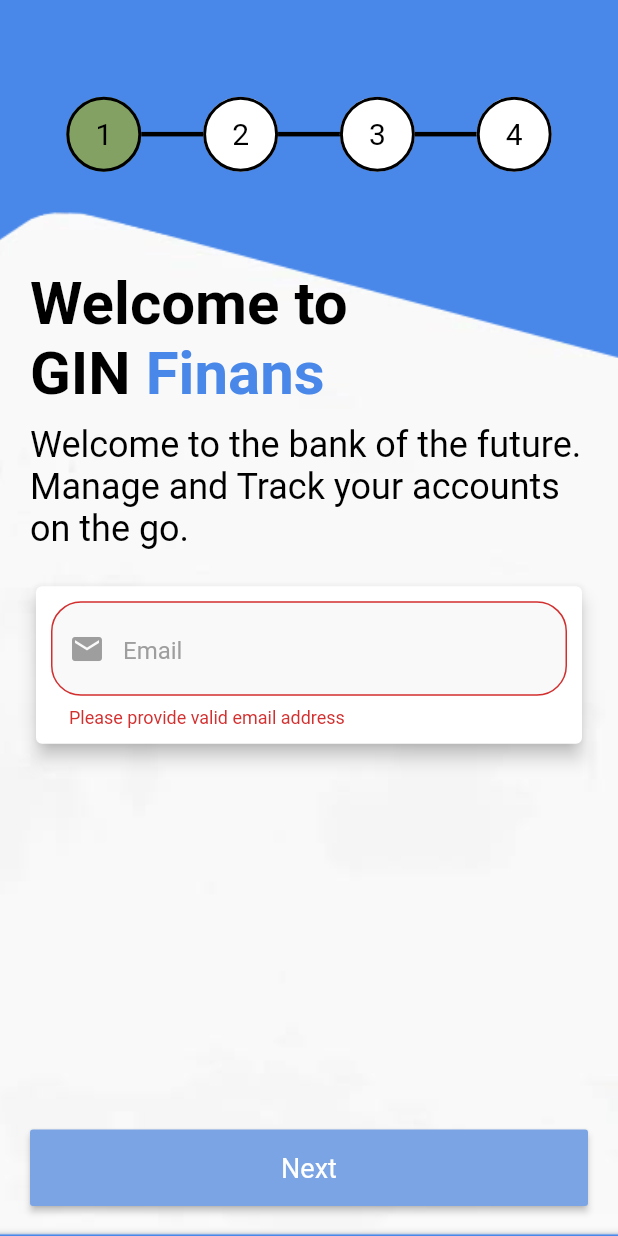
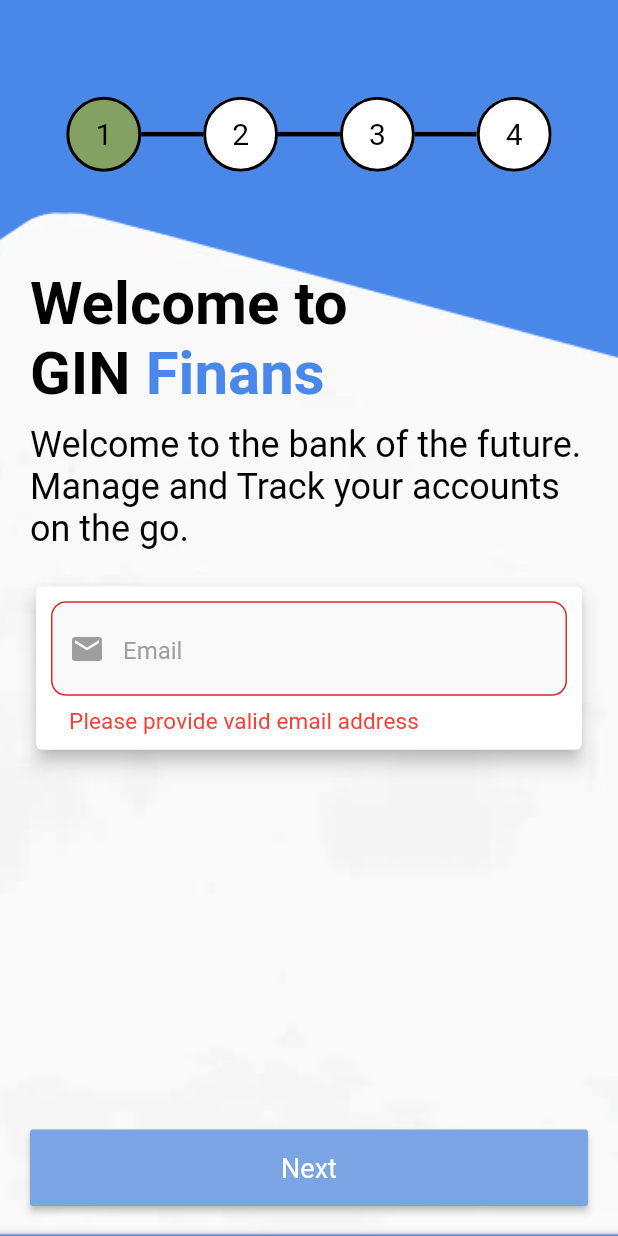
Before and after one commit to kalpeshwadekar97/gin-finance, a Flutter app: the screen it shows after launch, after a tap on "Next", on a phone screen of 412 x 824 dp. Run offline on Flutter 3.47's test engine with Material 2 defaults, Android fonts, the phone set to English and light mode, and no system bars.

Commit message:
Custom form field changed from stateful to stateless widget and error style added for form fields

```diff
--- a/lib/ui/custom_widgets/custom_text_form_field.dart
+++ b/lib/ui/custom_widgets/custom_text_form_field.dart
@@ -1,50 +1,44 @@
 import 'package:flutter/material.dart';
 import 'package:gin_finance/constants/color_palette.dart';
 
-class GinFinanceTextFormField extends StatefulWidget {
+class CustomTextFormField extends StatelessWidget {
   final TextInputType keyboardType;
   final Icon prefixIcon;
   final String hintText;
   final Function validator;
 
-  GinFinanceTextFormField(
+  CustomTextFormField(
       this.hintText, this.prefixIcon, this.keyboardType, this.validator);
-
-  @override
-  _GinFinanceInputTextState createState() => _GinFinanceInputTextState();
-}
-
-class _GinFinanceInputTextState extends State<GinFinanceTextFormField> {
-  var _text;
 
   @override
   Widget build(BuildContext context) {
     return TextFormField(
-      keyboardType: widget.keyboardType,
+      keyboardType: keyboardType,
       style: Theme.of(context).textTheme.title.copyWith(color: Colors.black),
       decoration: InputDecoration(
-          prefixIcon: widget.prefixIcon,
+          errorStyle: Theme.of(context)
+              .textTheme
+              .subtitle
+              .copyWith(color: Colors.red, fontSize: 15),
+          prefixIcon: prefixIcon,
           focusedBorder: const OutlineInputBorder(
             borderRadius: const BorderRadius.all(
-              const Radius.circular(20.0),
+              const Radius.circular(10.0),
             ),
             borderSide: const BorderSide(
                 color: Color(ColorPalette.BACKGROUND_WHITE), width: 0.0),
           ),
           border: OutlineInputBorder(
             borderRadius: const BorderRadius.all(
-              const Radius.circular(20.0),
+              const Radius.circular(10.0),
             ),
           ),
-          hintText: widget.hintText,
+          hintText: hintText,
           hintStyle: Theme.of(context).textTheme.body1,
           fillColor: Color(ColorPalette.BACKGROUND_WHITE),
           filled: true),
       validator: (String value) {
-        return widget.validator(value);
-      },
-      onSaved: (String val) {
-        _text = val;
+        return validator(value);
       },
     );
   }
--- a/lib/ui/screens/registration_screen.dart
+++ b/lib/ui/screens/registration_screen.dart
@@ -102,6 +102,10 @@ class _RegistrationScreenState extends State<RegistrationScreen> {
         obscureText: _obscureText,
         style: Theme.of(context).textTheme.title.copyWith(color: Colors.black),
         decoration: InputDecoration(
+            errorStyle: Theme.of(context)
+                .textTheme
+                .subtitle
+                .copyWith(color: Colors.red),
             fillColor: Colors.white,
             filled: true,
             suffixIcon: IconButton(
@@ -223,7 +227,8 @@ class _RegistrationScreenState extends State<RegistrationScreen> {
                 title,
                 style: Theme.of(context).textTheme.subhead.copyWith(
                     color: Color(ColorPalette.WHITE_WITH_OPACITY),
-                    fontWeight: FontWeight.w500, fontSize: 29.0),
+                    fontWeight: FontWeight.w500,
+                    fontSize: 29.0),
               ),
         Padding(
           padding: EdgeInsets.only(bottom: 10),
--- a/lib/ui/screens/welcome_screen.dart
+++ b/lib/ui/screens/welcome_screen.dart
@@ -17,9 +17,7 @@ class _WelcomeScreenState extends State<WelcomeScreen> {
   @override
   Widget build(BuildContext context) {
     return Container(
-      color: Theme
-          .of(context)
-          .primaryColor,
+      color: Theme.of(context).primaryColor,
       child: Stack(
         children: <Widget>[
           Image(
@@ -37,10 +35,9 @@ class _WelcomeScreenState extends State<WelcomeScreen> {
                 children: <Widget>[
                   Padding(padding: EdgeInsets.only(bottom: 20.0)),
                   Align(
-                      alignment: Alignment.center,
-                      child: StateProgressBar(
-                          Constants.totalStateCount,
-                          Constants.welcomePageState),
+                    alignment: Alignment.center,
+                    child: StateProgressBar(
+                        Constants.totalStateCount, Constants.welcomePageState),
                   ),
                   Padding(padding: EdgeInsets.only(bottom: 40.0)),
                   _getWelcomeText(),
@@ -73,7 +70,7 @@ class _WelcomeScreenState extends State<WelcomeScreen> {
 
   _validateEmail(email) {
     if (!RegExp(
-        r"^[a-zA-Z0-9.a-zA-Z0-9.!#$%&'*+-/=?^_`{|}~]+@[a-zA-Z0-9]+\.[a-zA-Z]+")
+            r"^[a-zA-Z0-9.a-zA-Z0-9.!#$%&'*+-/=?^_`{|}~]+@[a-zA-Z0-9]+\.[a-zA-Z]+")
         .hasMatch(email)) {
       return "Please provide valid email address";
     }
@@ -84,20 +81,16 @@ class _WelcomeScreenState extends State<WelcomeScreen> {
       text: TextSpan(children: <TextSpan>[
         TextSpan(
             text: Strings.WELCOME_TEXT,
-            style: Theme
-                .of(context)
+            style: Theme.of(context)
                 .textTheme
                 .headline
                 .copyWith(color: Colors.black)),
         TextSpan(
           text: Strings.WELCOME_FINANS_TEXT,
-          style: Theme
-              .of(context)
+          style: Theme.of(context)
               .textTheme
               .headline
-              .copyWith(color: Theme
-              .of(context)
-              .primaryColor),
+              .copyWith(color: Theme.of(context).primaryColor),
         ),
       ]),
     );
@@ -106,11 +99,7 @@ class _WelcomeScreenState extends State<WelcomeScreen> {
   _getWelcomeSubTitle() {
     return Text(Strings.WELCOME_SUBTITLE,
         style:
-        Theme
-            .of(context)
-            .textTheme
-            .subhead
-            .copyWith(color: Colors.black));
+            Theme.of(context).textTheme.subhead.copyWith(color: Colors.black));
   }
 
   _getEmailTextFormField() {
@@ -122,11 +111,11 @@ class _WelcomeScreenState extends State<WelcomeScreen> {
         child: Form(
           key: _formKey,
           autovalidate: _autoValidate,
-          child: GinFinanceTextFormField(
+          child: CustomTextFormField(
               Strings.HINT_ENTER_EMAIL,
               Icon(Icons.email, color: Colors.grey),
               TextInputType.emailAddress,
-                  (email) => _validateEmail(email)),
+              (email) => _validateEmail(email)),
         ),
       ),
     );
@@ -136,19 +125,13 @@ class _WelcomeScreenState extends State<WelcomeScreen> {
     return Container(
       padding: EdgeInsets.all(20.0),
       child: SizedBox(
-        width: MediaQuery
-            .of(context)
-            .size
-            .width,
+        width: MediaQuery.of(context).size.width,
         child: RaisedButton(
           color: Color(ColorPalette.BUTTON_COLOR),
           padding: EdgeInsets.all(15),
           child: Text(
             Strings.LABEL_NEXT,
-            style: Theme
-                .of(context)
-                .textTheme
-                .button,
+            style: Theme.of(context).textTheme.button,
           ),
           onPressed: () {
             if (_validate()) {
```
